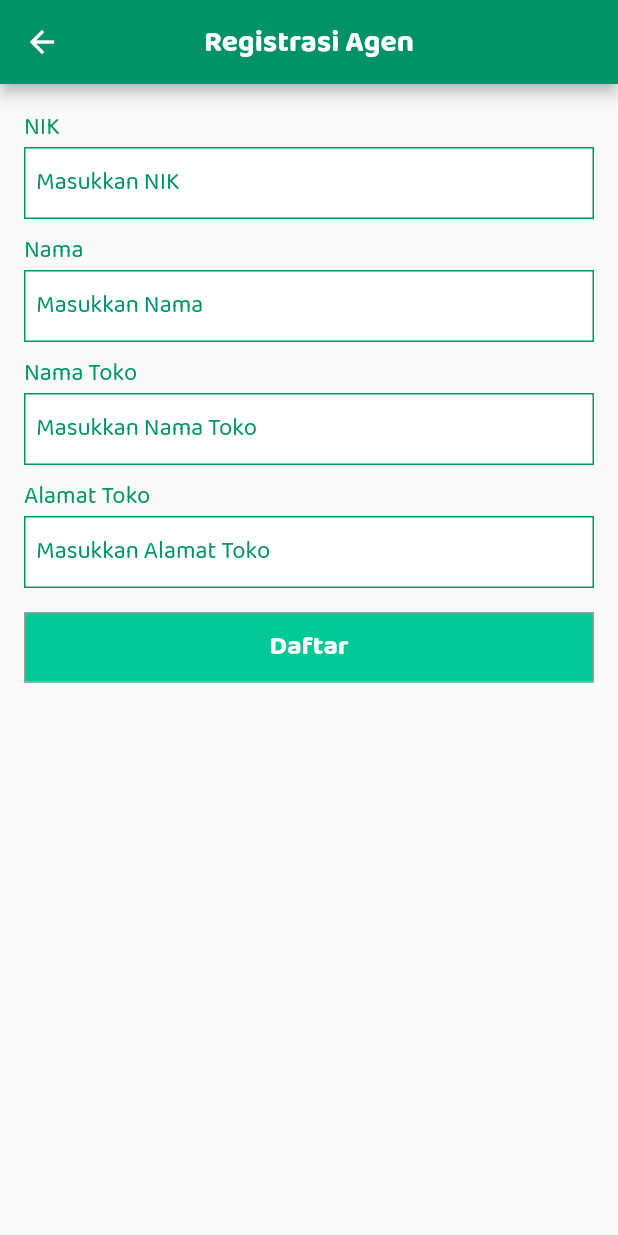
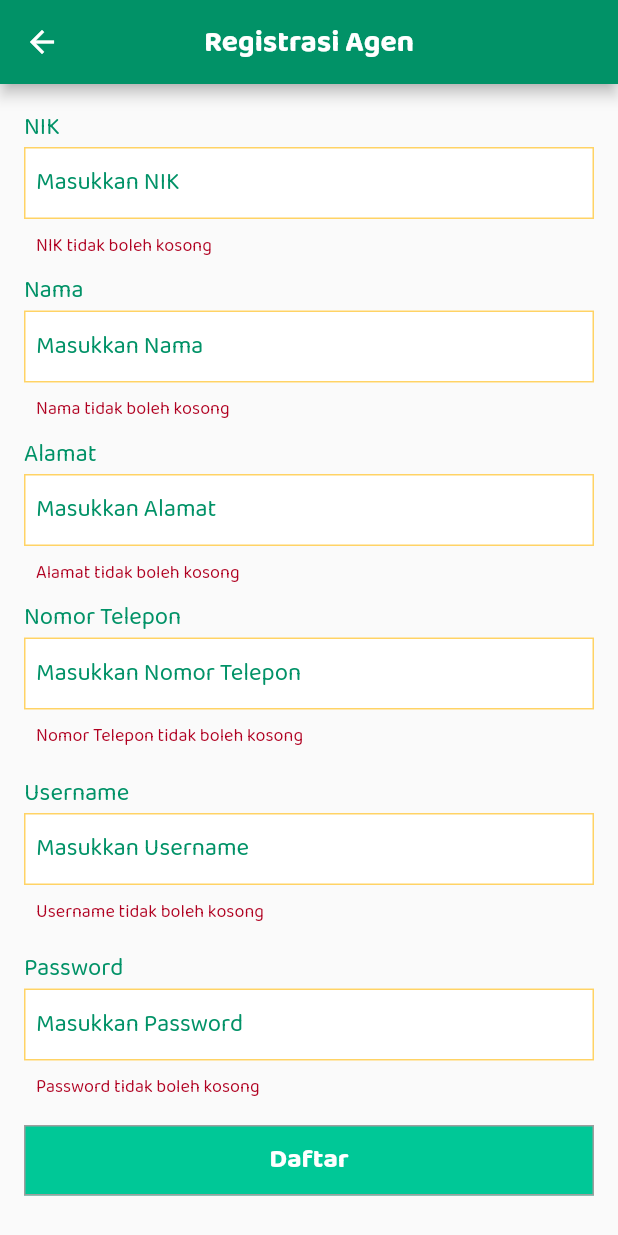
Before and after one commit to rahmanpsg/flutter-ewarong, a Flutter app: the RegisterView screen opened by its route, after a tap on "Daftar", on a phone screen of 412 x 824 dp. Run offline on Flutter 3.47's test engine with Material 2 defaults, Android fonts, the phone set to English and light mode, and no system bars; our stand-ins replace animated_splash_screen, dio, get, get_storage, google_nav_bar, image_picker and 3 more; accounts and stored records are empty.

Commit message:
add register page

```diff
--- a/lib/app/data/api/api_client.dart
+++ b/lib/app/data/api/api_client.dart
@@ -3,7 +3,8 @@ import 'package:e_warong/app/data/models/api_response_model.dart';
 
 class ApiClient {
   Dio dio = Dio(BaseOptions(
-    baseUrl: 'http://localhost:3000/api',
+    baseUrl: 'http://10.0.2.2:3000/api',
+    // baseUrl: 'http://localhost:3000/api',
     connectTimeout: 10000, //10 seconds
     receiveTimeout: 10000,
   ));
--- a/lib/app/data/services/auth_service.dart
+++ b/lib/app/data/services/auth_service.dart
@@ -55,4 +55,13 @@ class AuthService {
 
     throw response;
   }
+
+  Future<ApiResponseModel> registrasiAgen(UserModel user) async {
+    final response =
+        await _apiClient.postData('/auth/registrasi', user.toJson());
+
+    if (!response.error) return response;
+
+    throw response;
+  }
 }
--- a/lib/app/modules/auth/controllers/auth_controller.dart
+++ b/lib/app/modules/auth/controllers/auth_controller.dart
@@ -2,10 +2,8 @@ import 'package:e_warong/app/data/models/api_response_model.dart';
 import 'package:e_warong/app/data/models/user_model.dart';
 import 'package:e_warong/app/data/services/auth_service.dart';
 import 'package:e_warong/app/routes/app_pages.dart';
-import 'package:e_warong/app/themes/app_colors.dart';
 import 'package:flutter/material.dart';
 import 'package:get/get.dart';
-import 'package:get_storage/get_storage.dart';
 
 class AuthController extends GetxController {
   RxBool isLoading = false.obs;
@@ -41,18 +39,17 @@ class AuthController extends GetxController {
     usernameController.dispose();
     passAgenController.dispose();
 
-    Get.delete<AuthController>();
-
     super.dispose();
   }
 
   void login(String role) async {
-    if (validateFormLogin(role) == false) return;
     if (Get.isSnackbarOpen) return;
 
     isLoading.value = true;
 
     try {
+      validateFormLogin(role);
+
       UserModel? _user;
 
       if (role == 'masyarakat') {
@@ -70,6 +67,8 @@ class AuthController extends GetxController {
           Get.offAllNamed(Routes.AGEN, arguments: _user);
         }
       }
+    } on String catch (err) {
+      Get.snackbar('Informasi', err);
     } on ApiResponseModel catch (res) {
       Get.snackbar('Informasi', res.errorMessage);
     }
@@ -81,21 +80,15 @@ class AuthController extends GetxController {
     Get.back();
   }
 
-  bool validateFormLogin(String role) {
+  void validateFormLogin(String role) {
     if (role == 'masyarakat') {
       if (kpmController.text.isEmpty || passMasyarakatController.text.isEmpty) {
-        Get.snackbar('Informasi', 'Nomor KPM dan Password tidak boleh kosong');
-
-        return false;
+        throw 'Nomor KPM dan Password tidak boleh kosong';
       }
     } else if (role == 'agen') {
       if (usernameController.text.isEmpty || passAgenController.text.isEmpty) {
-        Get.snackbar('Informasi', 'Username dan Password tidak boleh kosong');
-
-        return false;
+        throw 'Username dan Password tidak boleh kosong';
       }
     }
-
-    return true;
   }
 }
--- a/lib/app/modules/auth/register/controllers/register_controller.dart
+++ b/lib/app/modules/auth/register/controllers/register_controller.dart
@@ -1,21 +1,90 @@
+import 'package:e_warong/app/data/models/api_response_model.dart';
+import 'package:e_warong/app/data/models/user_model.dart';
+import 'package:e_warong/app/data/services/auth_service.dart';
 import 'package:flutter/material.dart';
 import 'package:get/get.dart';
 
 class RegisterController extends GetxController {
+  RxBool isLoading = false.obs;
+
+  late final AuthService _authService;
+
+  late final GlobalKey<FormState> formKey;
+
   late final TextEditingController nikController;
   late final TextEditingController namaController;
-  late final TextEditingController namaTokoController;
   late final TextEditingController alamatController;
+  late final TextEditingController telponController;
+  late final TextEditingController usernameController;
+  late final TextEditingController passwordController;
 
   @override
   void onInit() {
+    _authService = AuthService();
+
+    formKey = GlobalKey<FormState>();
+
     nikController = TextEditingController();
     namaController = TextEditingController();
-    namaTokoController = TextEditingController();
     alamatController = TextEditingController();
+    telponController = TextEditingController();
+    usernameController = TextEditingController();
+    passwordController = TextEditingController();
 
     super.onInit();
   }
 
-  void register() {}
+  @override
+  void dispose() {
+    nikController.dispose();
+    namaController.dispose();
+    alamatController.dispose();
+    telponController.dispose();
+    usernameController.dispose();
+    passwordController.dispose();
+
+    super.dispose();
+  }
+
+  void register() async {
+    if (Get.isSnackbarOpen) return;
+
+    if (!formKey.currentState!.validate()) return;
+
+    isLoading.value = true;
+
+    try {
+      UserModel user = UserModel(
+        nik: int.parse(nikController.text),
+        nama: namaController.text,
+        alamat: alamatController.text,
+        telpon: telponController.text,
+        username: usernameController.text,
+        password: passwordController.text,
+        role: "agen",
+      );
+
+      ApiResponseModel res = await _authService.registrasiAgen(user);
+
+      Get.back();
+
+      Get.snackbar('Informasi', res.message);
+    } on ApiResponseModel catch (res) {
+      Get.snackbar('Informasi', res.errorMessage);
+    }
+
+    isLoading.value = false;
+  }
+
+  String? validasiFormRegister(String input, String? value) {
+    if (value == null || value.isEmpty) {
+      return "$input tidak boleh kosong";
+    }
+
+    if (input == 'NIK' || input == 'Nomor Telepon') {
+      if (!value.isNum) return '$input harus angka';
+    }
+
+    return null;
+  }
 }
--- a/lib/app/modules/auth/register/views/register_view.dart
+++ b/lib/app/modules/auth/register/views/register_view.dart
@@ -10,15 +10,16 @@ class RegisterView extends GetView<RegisterController> {
 
   @override
   Widget build(BuildContext context) {
-    double height = MediaQuery.of(context).size.height;
-
     return Scaffold(
       appBar: AppBar(
         title: Text('Registrasi Agen'),
         centerTitle: true,
       ),
-      body: Padding(
+      body: SingleChildScrollView(
+        child: Padding(
           padding: const EdgeInsets.all(16),
+          child: Form(
+            key: controller.formKey,
             child: Column(
               crossAxisAlignment: CrossAxisAlignment.center,
               children: <Widget>[
@@ -32,6 +33,11 @@ class RegisterView extends GetView<RegisterController> {
                 CustomTextField(
                   controller: controller.nikController,
                   hintText: "Masukkan NIK",
+                  keyboardType: TextInputType.number,
+                  textInputAction: TextInputAction.next,
+                  validator: (String? value) {
+                    return controller.validasiFormRegister('NIK', value);
+                  },
                 ),
                 const SizedBox(height: 8),
                 Align(
@@ -44,30 +50,72 @@ class RegisterView extends GetView<RegisterController> {
                 CustomTextField(
                   controller: controller.namaController,
                   hintText: "Masukkan Nama",
+                  validator: (String? value) {
+                    return controller.validasiFormRegister('Nama', value);
+                  },
                 ),
                 const SizedBox(height: 8),
                 Align(
                   alignment: Alignment.centerLeft,
                   child: Text(
-                "Nama Toko",
+                    "Alamat",
                     style: primaryTextStyle.copyWith(fontSize: 16),
                   ),
                 ),
                 CustomTextField(
-              controller: controller.namaTokoController,
-              hintText: "Masukkan Nama Toko",
+                  controller: controller.alamatController,
+                  hintText: "Masukkan Alamat",
+                  validator: (String? value) {
+                    return controller.validasiFormRegister('Alamat', value);
+                  },
                 ),
                 const SizedBox(height: 8),
                 Align(
                   alignment: Alignment.centerLeft,
                   child: Text(
-                "Alamat Toko",
+                    "Nomor Telepon",
                     style: primaryTextStyle.copyWith(fontSize: 16),
                   ),
                 ),
                 CustomTextField(
-              controller: controller.alamatController,
-              hintText: "Masukkan Alamat Toko",
+                  controller: controller.telponController,
+                  hintText: "Masukkan Nomor Telepon",
+                  keyboardType: TextInputType.phone,
+                  validator: (String? value) {
+                    return controller.validasiFormRegister(
+                        'Nomor Telepon', value);
+                  },
+                ),
+                const SizedBox(height: 16),
+                Align(
+                  alignment: Alignment.centerLeft,
+                  child: Text(
+                    "Username",
+                    style: primaryTextStyle.copyWith(fontSize: 16),
+                  ),
+                ),
+                CustomTextField(
+                  controller: controller.usernameController,
+                  hintText: "Masukkan Username",
+                  validator: (String? value) {
+                    return controller.validasiFormRegister('Username', value);
+                  },
+                ),
+                const SizedBox(height: 16),
+                Align(
+                  alignment: Alignment.centerLeft,
+                  child: Text(
+                    "Password",
+                    style: primaryTextStyle.copyWith(fontSize: 16),
+                  ),
+                ),
+                CustomTextField(
+                  controller: controller.passwordController,
+                  hintText: "Masukkan Password",
+                  obscureText: true,
+                  validator: (String? value) {
+                    return controller.validasiFormRegister('Password', value);
+                  },
                 ),
                 const SizedBox(height: 16),
                 CustomSubmitButton(
@@ -77,6 +125,8 @@ class RegisterView extends GetView<RegisterController> {
               ],
             ),
           ),
+        ),
+      ),
     );
   }
 }
--- a/lib/app/widgets/custom_text_field.dart
+++ b/lib/app/widgets/custom_text_field.dart
@@ -7,6 +7,7 @@ class CustomTextField extends StatelessWidget {
   final String hintText;
   final bool obscureText;
   final TextInputType keyboardType;
+  final TextInputAction textInputAction;
   final String? Function(String?)? validator;
   final Widget? prefixIcon;
   final Widget? suffixIcon;
@@ -17,6 +18,7 @@ class CustomTextField extends StatelessWidget {
     required this.hintText,
     this.obscureText = false,
     this.keyboardType = TextInputType.text,
+    this.textInputAction = TextInputAction.next,
     this.validator,
     this.prefixIcon,
     this.suffixIcon,
@@ -25,9 +27,11 @@ class CustomTextField extends StatelessWidget {
   @override
   Widget build(BuildContext context) {
     return TextFormField(
+      controller: controller,
       obscureText: obscureText,
       keyboardType: keyboardType,
-      controller: controller,
+      textInputAction: textInputAction,
+      autovalidateMode: AutovalidateMode.onUserInteraction,
       decoration: InputDecoration(
         fillColor: Colors.white,
         filled: true,
@@ -52,6 +56,20 @@ class CustomTextField extends StatelessWidget {
           ),
           borderRadius: BorderRadius.all(Radius.circular(0)),
         ),
+        errorBorder: const OutlineInputBorder(
+          borderSide: BorderSide(
+            color: dangerColor,
+            width: 1,
+          ),
+          borderRadius: BorderRadius.all(Radius.circular(0)),
+        ),
+        focusedErrorBorder: const OutlineInputBorder(
+          borderSide: BorderSide(
+            color: dangerColor,
+            width: 1,
+          ),
+          borderRadius: BorderRadius.all(Radius.circular(0)),
+        ),
         prefixIcon: prefixIcon,
         suffixIcon: suffixIcon,
       ),
```
Lines whose indentation alone changed are shown as unchanged.
